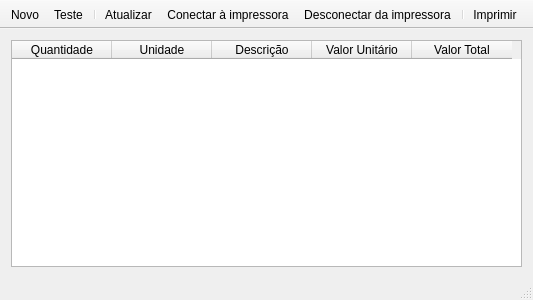
The window that mainwindow.ui (leidensj/BKVale) describes before a commit, drawn with Qt 5.
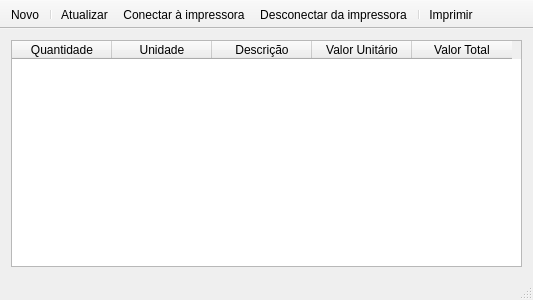
The same window after the commit. Icons and pictures are not drawn.

```diff
--- a/mainwindow.ui
+++ b/mainwindow.ui
@@ -97,7 +97,6 @@
     <bool>false</bool>
    </attribute>
    <addaction name="actionAdd"/>
-   <addaction name="actionTeste"/>
    <addaction name="separator"/>
    <addaction name="actionRefresh"/>
    <addaction name="actionConnect"/>
@@ -121,15 +120,6 @@
     <string>Alt++</string>
    </property>
   </action>
-  <action name="actionTeste">
-   <property name="icon">
-    <iconset resource="icons.qrc">
-     <normaloff>:/icons/res/bkvale.png</normaloff>:/icons/res/bkvale.png</iconset>
-   </property>
-   <property name="text">
-    <string>Teste</string>
-   </property>
-  </action>
   <action name="actionConnect">
    <property name="icon">
     <iconset resource="icons.qrc">
```
